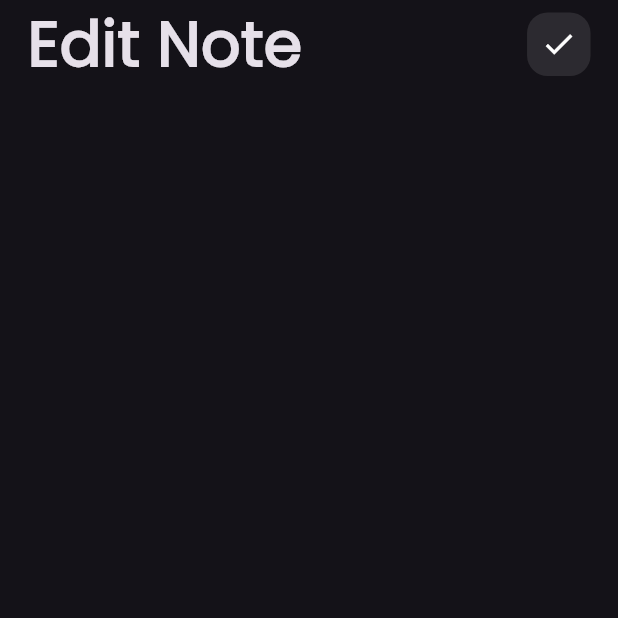
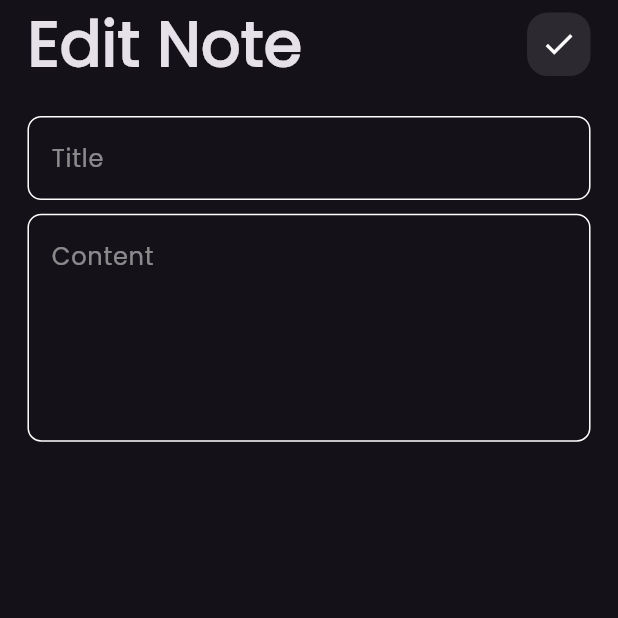
Before and after one commit to itiswd/Hive-NoteApp, a Flutter app: the EditNoteView screen opened directly, on a phone screen of 412 x 824 dp, the top half of it. Run offline on Flutter 3.47's test engine with Material 3 defaults, Android fonts, the light colour scheme and no system bars; our stand-ins replace flutter_screenutil.

Commit message:
Edit note ui done

```diff
--- a/lib/views/widgets/edit_note_view_body.dart
+++ b/lib/views/widgets/edit_note_view_body.dart
@@ -1,6 +1,8 @@
 import 'package:flutter/material.dart';
+import 'package:flutter_screenutil/flutter_screenutil.dart';
 import 'package:hive_note/core/app_constants.dart';
 import 'package:hive_note/views/widgets/custom_app_bar.dart';
+import 'package:hive_note/views/widgets/custom_text_field.dart';
 
 class EditNoteViewBody extends StatelessWidget {
   const EditNoteViewBody({super.key});
@@ -12,12 +14,16 @@ class EditNoteViewBody extends StatelessWidget {
         padding: EdgeInsets.symmetric(
           horizontal: AppConstants.kHorizontalPadding,
         ),
-        child: const Column(
+        child: Column(
           children: [
-            CustomAppBar(
+            const CustomAppBar(
               text: 'Edit Note',
               icon: Icons.done,
             ),
+            SizedBox(height: 16.0.w),
+            const CustomTextField(title: 'Title'),
+            SizedBox(height: 8.0.w),
+            const CustomTextField(title: 'Content', maxLines: 5),
           ],
         ),
       ),
```
